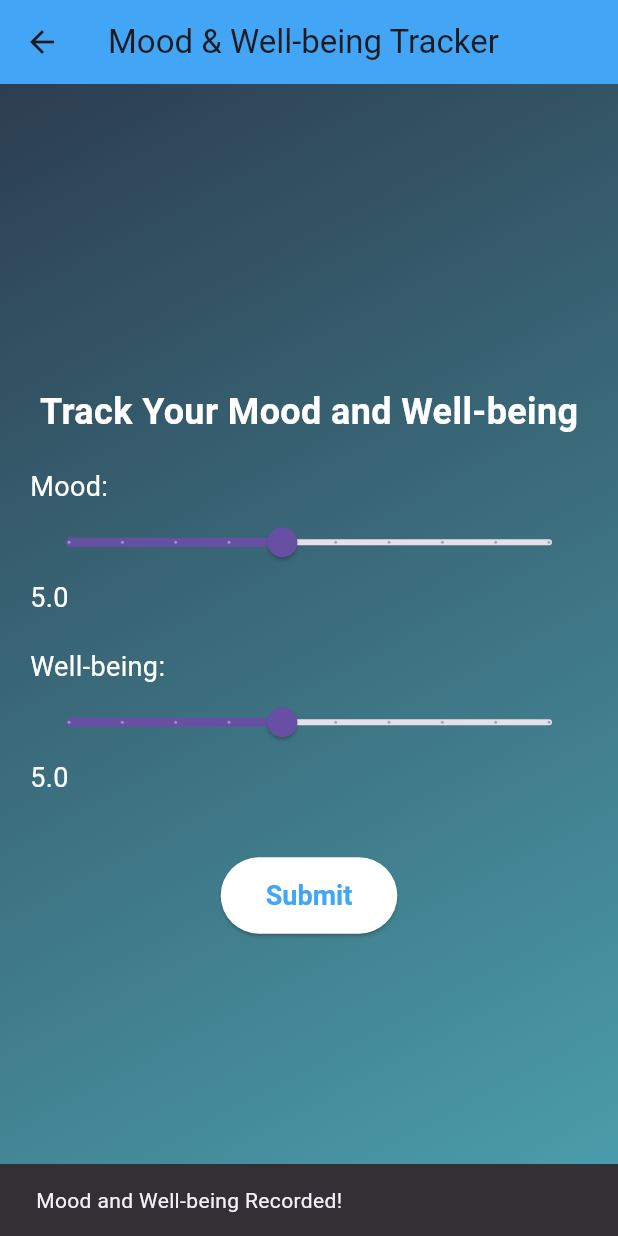
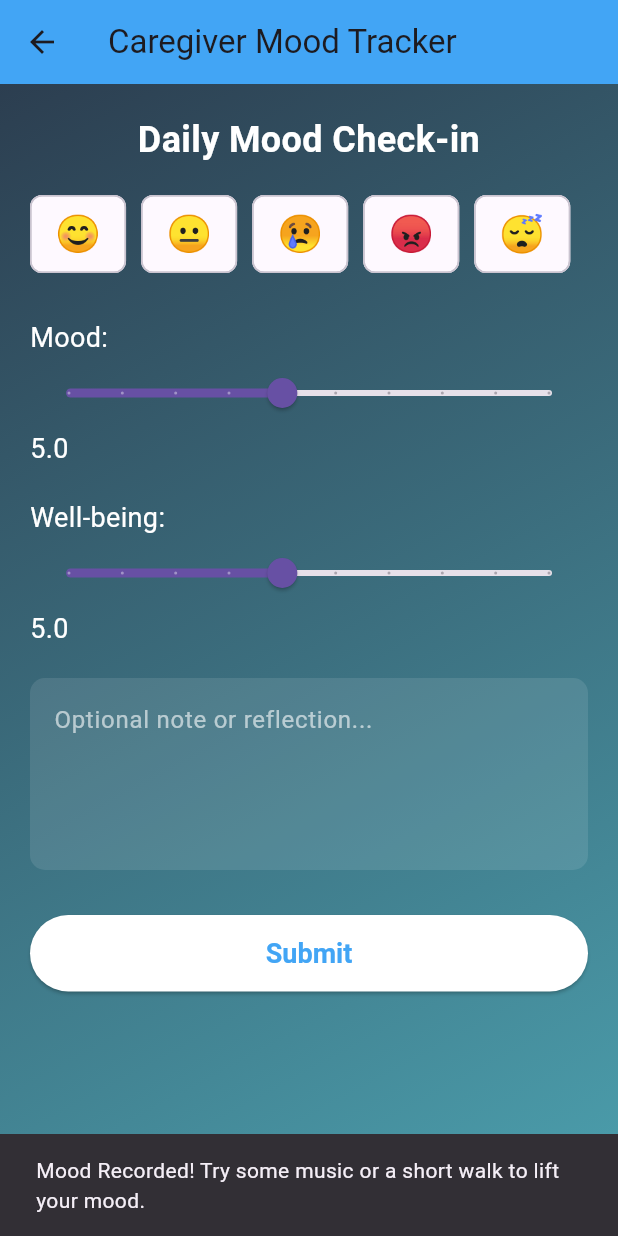
Before and after one commit to piyara99/testapp1, a Flutter app: the MoodTrackingPage screen opened directly, after a tap on "Submit", on a phone screen of 412 x 824 dp. Run offline on Flutter 3.47's test engine with Material 3 defaults, Android fonts, the light colour scheme and no system bars; our stand-ins replace cloud_firestore, firebase_auth, firebase_core, fl_chart; accounts and stored records are empty.

Commit message:
added mood tracker and reminder page

```diff
--- a/analysis_options.yaml
+++ b/analysis_options.yaml
@@ -7,6 +7,9 @@
 
 # The following line activates a set of recommended lints for Flutter apps,
 # packages, and plugins designed to encourage good coding practices.
+analyzer:
+  errors:
+    prefer_typing_uninitialized_variables: ignore
 include: package:flutter_lints/flutter.yaml
 
 linter:
--- a/lib/mood_tracking.dart
+++ b/lib/mood_tracking.dart
@@ -1,4 +1,7 @@
+import 'package:cloud_firestore/cloud_firestore.dart';
+import 'package:firebase_auth/firebase_auth.dart';
 import 'package:flutter/material.dart';
+import 'dart:async';
 
 class MoodTrackingPage extends StatefulWidget {
   const MoodTrackingPage({super.key});
@@ -10,32 +13,103 @@ class MoodTrackingPage extends StatefulWidget {
 class _MoodTrackingPageState extends State<MoodTrackingPage> {
   double _moodScore = 5.0;
   double _wellBeingScore = 5.0;
+  String _moodNote = '';
+  String _selectedEmoji = '';
+  final FirebaseAuth _auth = FirebaseAuth.instance;
+  final FirebaseFirestore _firestore = FirebaseFirestore.instance;
+
+  final List<Map<String, String>> _emojiOptions = [
+    {"emoji": "😊", "label": "Happy"},
+    {"emoji": "😐", "label": "Neutral"},
+    {"emoji": "😢", "label": "Sad"},
+    {"emoji": "😡", "label": "Angry"},
+    {"emoji": "😴", "label": "Tired"},
+  ];
+
+  Map<String, String> selfCareTips = {
+    "Happy": "Keep doing what makes you smile!",
+    "Neutral": "Try some music or a short walk to lift your mood.",
+    "Sad": "Take a break and talk to someone you trust.",
+    "Angry": "Breathe deeply or write down your feelings.",
+    "Tired": "Make time to rest and recharge.",
+  };
+
+  String? getUserId() {
+    User? user = _auth.currentUser;
+    return user?.uid;
+  }
+
+  Future<void> _saveMoodData() async {
+    String? userId = getUserId();
+    if (userId == null) {
+      ScaffoldMessenger.of(context).showSnackBar(
+        const SnackBar(content: Text('User not signed in. Please sign in.')),
+      );
+      return;
+    }
+
+    await _firestore
+        .collection('users')
+        .doc(userId)
+        .collection('mood_data')
+        .add({
+          'mood_score': _moodScore,
+          'well_being_score': _wellBeingScore,
+          'mood_emoji': _selectedEmoji,
+          'note': _moodNote.trim(),
+          'timestamp': FieldValue.serverTimestamp(),
+        });
+
+    String moodLabel =
+        _emojiOptions.firstWhere(
+          (e) => e['emoji'] == _selectedEmoji,
+          orElse: () => {"label": "Neutral"},
+        )["label"]!;
+
+    String suggestion =
+        selfCareTips[moodLabel] ?? "Take care of yourself today.";
+
+    ScaffoldMessenger.of(
+      context,
+    ).showSnackBar(SnackBar(content: Text('Mood Recorded! $suggestion')));
+
+    setState(() {
+      _moodScore = 5.0;
+      _wellBeingScore = 5.0;
+      _moodNote = '';
+      _selectedEmoji = '';
+    });
+  }
 
   @override
   Widget build(BuildContext context) {
     return Scaffold(
       appBar: AppBar(
-        title: const Text('Mood & Well-being Tracker'),
+        title: const Text('Caregiver Mood Tracker'),
         backgroundColor: Colors.blue[400],
       ),
       body: Container(
         decoration: const BoxDecoration(
           gradient: LinearGradient(
-            colors: [
-              Color(0xFF2C3E50), // A darker relaxing blue
-              Color(0xFF4CA1AF), // A lighter shade of blue
-            ],
+            colors: [Color(0xFF2C3E50), Color(0xFF4CA1AF)],
             begin: Alignment.topLeft,
             end: Alignment.bottomRight,
           ),
         ),
         child: SafeArea(
-          child: Center(
+          child: LayoutBuilder(
+            builder: (context, constraints) {
+              return SingleChildScrollView(
+                padding: const EdgeInsets.all(20.0),
+                child: ConstrainedBox(
+                  constraints: BoxConstraints(minHeight: constraints.maxHeight),
+                  child: IntrinsicHeight(
                     child: Column(
-              mainAxisAlignment: MainAxisAlignment.center,
+                      crossAxisAlignment: CrossAxisAlignment.stretch,
                       children: [
                         const Text(
-                  "Track Your Mood and Well-being",
+                          "Daily Mood Check-in",
+                          textAlign: TextAlign.center,
                           style: TextStyle(
                             color: Colors.white,
                             fontSize: 24,
@@ -43,82 +117,62 @@ class _MoodTrackingPageState extends State<MoodTrackingPage> {
                           ),
                         ),
                         const SizedBox(height: 20),
-                // Mood Slider
-                Padding(
-                  padding: const EdgeInsets.symmetric(horizontal: 20.0),
-                  child: Column(
-                    crossAxisAlignment: CrossAxisAlignment.start,
-                    children: [
-                      const Text(
-                        "Mood:",
-                        style: TextStyle(color: Colors.white, fontSize: 18),
-                      ),
-                      Slider(
-                        value: _moodScore,
-                        min: 1.0,
-                        max: 10.0,
-                        divisions: 9,
-                        label: _moodScore.toStringAsFixed(1),
-                        onChanged: (double value) {
+                        Wrap(
+                          spacing: 10,
+                          children:
+                              _emojiOptions.map((option) {
+                                return ChoiceChip(
+                                  label: Text(option['emoji']!),
+                                  selected: _selectedEmoji == option['emoji'],
+                                  onSelected: (selected) {
                                     setState(() {
-                            _moodScore = value;
+                                      _selectedEmoji =
+                                          selected ? option['emoji']! : '';
                                     });
                                   },
+                                  backgroundColor: Colors.white24,
+                                  selectedColor: Colors.white,
+                                  labelStyle: TextStyle(
+                                    fontSize: 24,
+                                    color:
+                                        _selectedEmoji == option['emoji']
+                                            ? Colors.blue[400]
+                                            : Colors.white,
                                   ),
-                      Text(
-                        _moodScore.toStringAsFixed(1),
-                        style: const TextStyle(
-                          color: Colors.white,
-                          fontSize: 18,
+                                );
+                              }).toList(),
+                        ),
+                        const SizedBox(height: 30),
+                        _buildSlider(
+                          "Mood",
+                          _moodScore,
+                          (val) => setState(() => _moodScore = val),
+                        ),
+                        const SizedBox(height: 20),
+                        _buildSlider(
+                          "Well-being",
+                          _wellBeingScore,
+                          (val) => setState(() => _wellBeingScore = val),
+                        ),
+                        const SizedBox(height: 20),
+                        TextField(
+                          maxLines: 4,
+                          style: const TextStyle(color: Colors.white),
+                          decoration: InputDecoration(
+                            hintText: 'Optional note or reflection...',
+                            hintStyle: const TextStyle(color: Colors.white60),
+                            filled: true,
+                            fillColor: Colors.white10,
+                            border: OutlineInputBorder(
+                              borderRadius: BorderRadius.circular(10),
+                              borderSide: BorderSide.none,
                             ),
                           ),
-                    ],
+                          onChanged: (value) => _moodNote = value,
                         ),
-                ),
-                const SizedBox(height: 20),
-                // Well-being Slider
-                Padding(
-                  padding: const EdgeInsets.symmetric(horizontal: 20.0),
-                  child: Column(
-                    crossAxisAlignment: CrossAxisAlignment.start,
-                    children: [
-                      const Text(
-                        "Well-being:",
-                        style: TextStyle(color: Colors.white, fontSize: 18),
-                      ),
-                      Slider(
-                        value: _wellBeingScore,
-                        min: 1.0,
-                        max: 10.0,
-                        divisions: 9,
-                        label: _wellBeingScore.toStringAsFixed(1),
-                        onChanged: (double value) {
-                          setState(() {
-                            _wellBeingScore = value;
-                          });
-                        },
-                      ),
-                      Text(
-                        _wellBeingScore.toStringAsFixed(1),
-                        style: const TextStyle(
-                          color: Colors.white,
-                          fontSize: 18,
-                        ),
-                      ),
-                    ],
-                  ),
-                ),
-                const SizedBox(height: 40),
-                // Submit Button
+                        const SizedBox(height: 30),
                         ElevatedButton(
-                  onPressed: () {
-                    // Logic to save or submit the mood data
-                    ScaffoldMessenger.of(context).showSnackBar(
-                      const SnackBar(
-                        content: Text('Mood and Well-being Recorded!'),
-                      ),
-                    );
-                  },
+                          onPressed: _saveMoodData,
                           style: ElevatedButton.styleFrom(
                             foregroundColor: Colors.blue[400],
                             backgroundColor: Colors.white,
@@ -137,7 +191,39 @@ class _MoodTrackingPageState extends State<MoodTrackingPage> {
                     ),
                   ),
                 ),
+              );
+            },
+          ),
+        ),
       ),
     );
   }
+
+  Widget _buildSlider(
+    String title,
+    double value,
+    ValueChanged<double> onChanged,
+  ) {
+    return Column(
+      crossAxisAlignment: CrossAxisAlignment.start,
+      children: [
+        Text(
+          "$title:",
+          style: const TextStyle(color: Colors.white, fontSize: 18),
+        ),
+        Slider(
+          value: value,
+          min: 1.0,
+          max: 10.0,
+          divisions: 9,
+          label: value.toStringAsFixed(1),
+          onChanged: onChanged,
+        ),
+        Text(
+          value.toStringAsFixed(1),
+          style: const TextStyle(color: Colors.white, fontSize: 18),
+        ),
+      ],
+    );
   }
+}
--- a/lib/task_management.dart
+++ b/lib/task_management.dart
@@ -1,4 +1,3 @@
-import 'dart:io';
 import 'package:cloud_firestore/cloud_firestore.dart';
 import 'package:firebase_auth/firebase_auth.dart';
 import 'package:firebase_core/firebase_core.dart';
```
Also changed, not shown: lib/reminder.dart (added, +177 -0 lines). Lines whose indentation alone changed are shown as unchanged.
